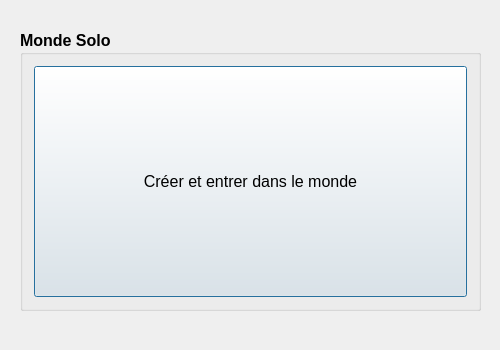
This is src/gui/CraftuxHome.ui in Glycaa/CrafTuX as Qt 5 draws it before an edit. The edited form follows.
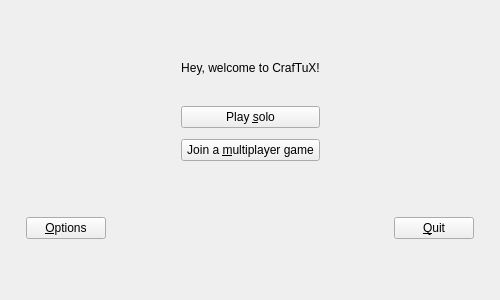
This is the edited form.

Commit message: Redrawn home window. Moved up pitch and heading text in GameWindow.

Diff of the .ui file:
```diff
--- a/src/gui/CraftuxHome.ui
+++ b/src/gui/CraftuxHome.ui
@@ -7,7 +7,7 @@
     <x>0</x>
     <y>0</y>
     <width>500</width>
-    <height>350</height>
+    <height>300</height>
    </rect>
   </property>
   <property name="sizePolicy">
@@ -19,97 +19,202 @@
   <property name="minimumSize">
    <size>
     <width>500</width>
-    <height>350</height>
+    <height>300</height>
    </size>
   </property>
   <property name="maximumSize">
    <size>
     <width>500</width>
-    <height>350</height>
+    <height>300</height>
    </size>
   </property>
   <property name="windowTitle">
    <string>Bienvenue dans CrafTuX</string>
   </property>
-  <widget class="QGroupBox" name="groupBox">
-   <property name="geometry">
-    <rect>
-     <x>20</x>
-     <y>30</y>
-     <width>461</width>
-     <height>281</height>
-    </rect>
-   </property>
-   <property name="sizePolicy">
-    <sizepolicy hsizetype="Fixed" vsizetype="Fixed">
-     <horstretch>0</horstretch>
-     <verstretch>0</verstretch>
-    </sizepolicy>
-   </property>
-   <property name="font">
-    <font>
-     <pointsize>12</pointsize>
-     <weight>75</weight>
-     <bold>true</bold>
-     <kerning>true</kerning>
-    </font>
-   </property>
-   <property name="title">
-    <string>Monde Solo</string>
-   </property>
-   <layout class="QVBoxLayout" name="verticalLayout_3">
-    <item>
-     <layout class="QVBoxLayout" name="verticalLayout">
-      <item>
-       <widget class="QPushButton" name="TestButton">
-        <property name="sizePolicy">
-         <sizepolicy hsizetype="Expanding" vsizetype="Minimum">
-          <horstretch>0</horstretch>
-          <verstretch>0</verstretch>
-         </sizepolicy>
-        </property>
-        <property name="font">
-         <font>
-          <weight>50</weight>
-          <bold>false</bold>
-         </font>
-        </property>
-        <property name="cursor">
-         <cursorShape>PointingHandCursor</cursorShape>
-        </property>
-        <property name="focusPolicy">
-         <enum>Qt::WheelFocus</enum>
-        </property>
-        <property name="autoFillBackground">
-         <bool>false</bool>
-        </property>
-        <property name="text">
-         <string>Créer et entrer dans le monde</string>
-        </property>
-        <property name="shortcut">
-         <string comment="ENTER"/>
-        </property>
-        <property name="checkable">
-         <bool>false</bool>
-        </property>
-        <property name="autoRepeat">
-         <bool>false</bool>
-        </property>
-        <property name="autoDefault">
-         <bool>true</bool>
-        </property>
-        <property name="default">
-         <bool>true</bool>
-        </property>
-        <property name="flat">
-         <bool>false</bool>
-        </property>
-       </widget>
-      </item>
-     </layout>
-    </item>
-   </layout>
-  </widget>
+  <layout class="QVBoxLayout" name="verticalLayout_2">
+   <item>
+    <layout class="QVBoxLayout" name="verticalLayout">
+     <property name="leftMargin">
+      <number>15</number>
+     </property>
+     <property name="rightMargin">
+      <number>15</number>
+     </property>
+     <item>
+      <spacer name="topVerticalSpacer">
+       <property name="orientation">
+        <enum>Qt::Vertical</enum>
+       </property>
+       <property name="sizeType">
+        <enum>QSizePolicy::Expanding</enum>
+       </property>
+       <property name="sizeHint" stdset="0">
+        <size>
+         <width>20</width>
+         <height>40</height>
+        </size>
+       </property>
+      </spacer>
+     </item>
+     <item>
+      <layout class="QHBoxLayout" name="middleHorizontalLayout">
+       <item>
+        <spacer name="leftHorizontalSpacer">
+         <property name="orientation">
+          <enum>Qt::Horizontal</enum>
+         </property>
+         <property name="sizeType">
+          <enum>QSizePolicy::MinimumExpanding</enum>
+         </property>
+         <property name="sizeHint" stdset="0">
+          <size>
+           <width>40</width>
+           <height>20</height>
+          </size>
+         </property>
+        </spacer>
+       </item>
+       <item>
+        <layout class="QGridLayout" name="gridLayout">
+         <item row="0" column="0">
+          <widget class="QLabel" name="welcomeLabel">
+           <property name="text">
+            <string>Hey, welcome to CrafTuX!</string>
+           </property>
+           <property name="alignment">
+            <set>Qt::AlignCenter</set>
+           </property>
+          </widget>
+         </item>
+         <item row="2" column="0">
+          <widget class="QPushButton" name="soloButton">
+           <property name="text">
+            <string>Play &amp;solo</string>
+           </property>
+          </widget>
+         </item>
+         <item row="4" column="0">
+          <widget class="QPushButton" name="multiButton">
+           <property name="text">
+            <string>Join a &amp;multiplayer game</string>
+           </property>
+          </widget>
+         </item>
+         <item row="1" column="0">
+          <spacer name="menuVerticalSpacer">
+           <property name="orientation">
+            <enum>Qt::Vertical</enum>
+           </property>
+           <property name="sizeType">
+            <enum>QSizePolicy::Expanding</enum>
+           </property>
+           <property name="sizeHint" stdset="0">
+            <size>
+             <width>20</width>
+             <height>25</height>
+            </size>
+           </property>
+          </spacer>
+         </item>
+         <item row="3" column="0">
+          <spacer name="menuVerticalSpacer2">
+           <property name="orientation">
+            <enum>Qt::Vertical</enum>
+           </property>
+           <property name="sizeType">
+            <enum>QSizePolicy::Expanding</enum>
+           </property>
+           <property name="sizeHint" stdset="0">
+            <size>
+             <width>20</width>
+             <height>5</height>
+            </size>
+           </property>
+          </spacer>
+         </item>
+        </layout>
+       </item>
+       <item>
+        <spacer name="rightHorizontalSpacer">
+         <property name="orientation">
+          <enum>Qt::Horizontal</enum>
+         </property>
+         <property name="sizeType">
+          <enum>QSizePolicy::MinimumExpanding</enum>
+         </property>
+         <property name="sizeHint" stdset="0">
+          <size>
+           <width>40</width>
+           <height>20</height>
+          </size>
+         </property>
+        </spacer>
+       </item>
+      </layout>
+     </item>
+     <item>
+      <spacer name="middleVerticalSpacer">
+       <property name="orientation">
+        <enum>Qt::Vertical</enum>
+       </property>
+       <property name="sizeType">
+        <enum>QSizePolicy::Expanding</enum>
+       </property>
+       <property name="sizeHint" stdset="0">
+        <size>
+         <width>20</width>
+         <height>40</height>
+        </size>
+       </property>
+      </spacer>
+     </item>
+     <item>
+      <layout class="QHBoxLayout" name="bottomHorizontalLayout">
+       <item>
+        <widget class="QPushButton" name="optionsButton">
+         <property name="text">
+          <string>&amp;Options</string>
+         </property>
+        </widget>
+       </item>
+       <item>
+        <spacer name="horizontalSpacer">
+         <property name="orientation">
+          <enum>Qt::Horizontal</enum>
+         </property>
+         <property name="sizeHint" stdset="0">
+          <size>
+           <width>40</width>
+           <height>20</height>
+          </size>
+         </property>
+        </spacer>
+       </item>
+       <item>
+        <widget class="QPushButton" name="quitButton">
+         <property name="text">
+          <string>&amp;Quit</string>
+         </property>
+        </widget>
+       </item>
+      </layout>
+     </item>
+     <item>
+      <spacer name="bottomVerticalSpacer">
+       <property name="orientation">
+        <enum>Qt::Vertical</enum>
+       </property>
+       <property name="sizeHint" stdset="0">
+        <size>
+         <width>20</width>
+         <height>40</height>
+        </size>
+       </property>
+      </spacer>
+     </item>
+    </layout>
+   </item>
+  </layout>
  </widget>
  <layoutdefault spacing="6" margin="11"/>
  <resources/>
```
Left out of the diff: 2 changed lines with no effect on the pictures. The commit also changes 3 other files.
